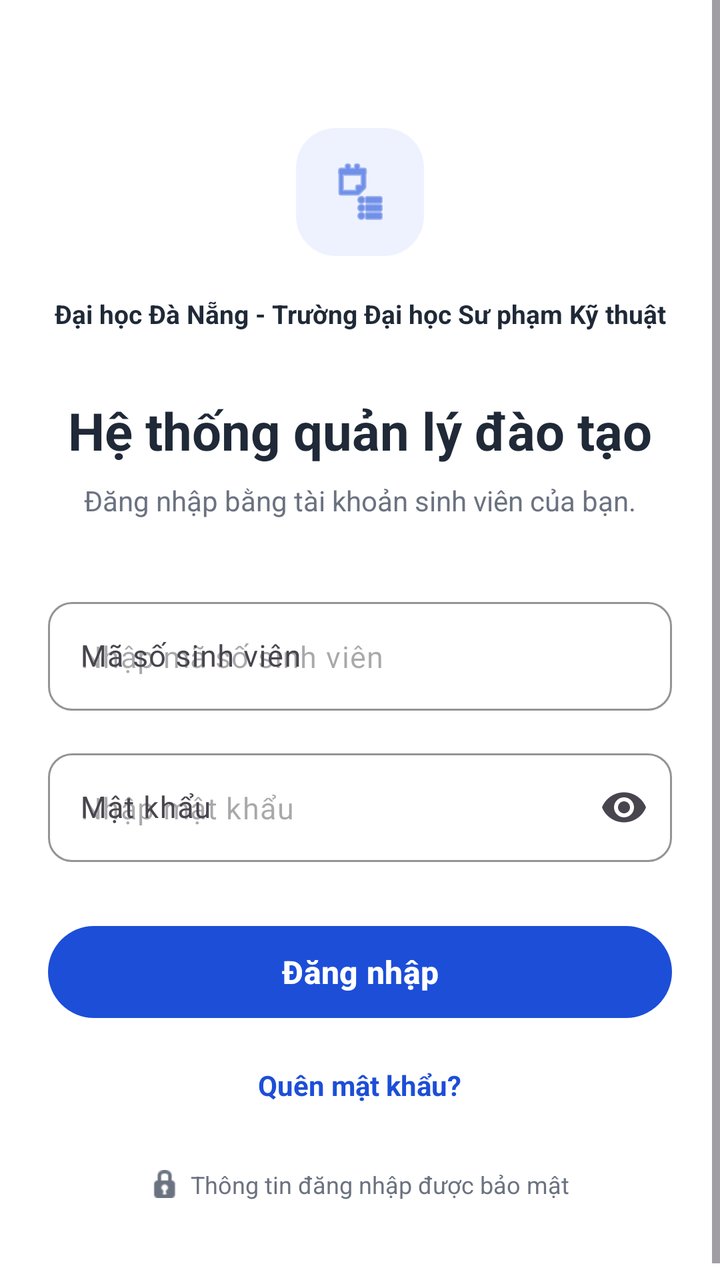
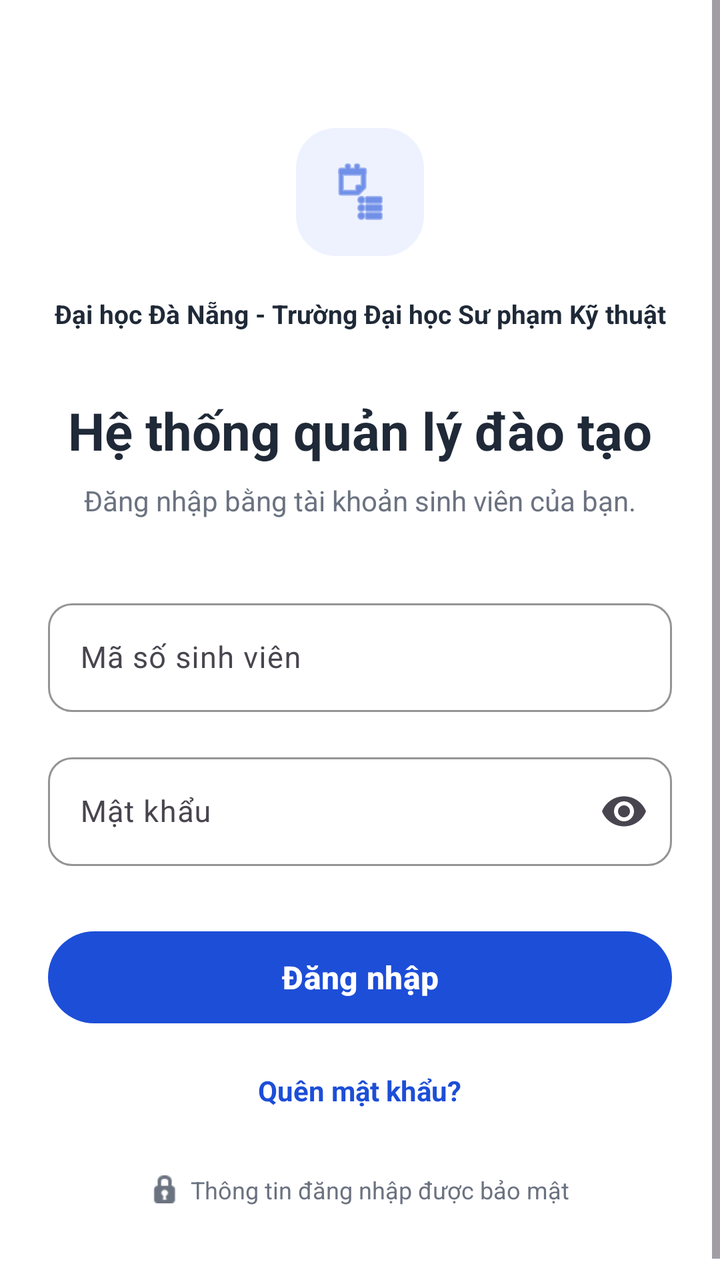

Compare the two renders of this Android layout. The source of the first and the diff that turns it into the second are given below.
<!-- AndroidManifest.xml: application theme Theme.XayDung -->
<!-- res/layout/activity_login.xml -->
<?xml version="1.0" encoding="utf-8"?>
<ScrollView xmlns:android="http://schemas.android.com/apk/res/android"
    xmlns:app="http://schemas.android.com/apk/res-auto"
    android:layout_width="match_parent"
    android:layout_height="match_parent"
    android:background="@color/white"
    android:fillViewport="true">

    <LinearLayout
        android:layout_width="match_parent"
        android:layout_height="wrap_content"
        android:orientation="vertical"
        android:paddingHorizontal="24dp"
        android:paddingVertical="32dp"
        android:gravity="center_horizontal">

        
        <FrameLayout
            android:layout_width="64dp"
            android:layout_height="64dp"
            android:layout_marginTop="32dp"
            android:background="@drawable/bg_logo_badge">

            <ImageView
                android:layout_width="32dp"
                android:layout_height="32dp"
                android:layout_gravity="center"
                android:src="@android:drawable/ic_menu_agenda"
                android:contentDescription="Logo"
                app:tint="@color/figma_blue" />
        </FrameLayout>

        
        <TextView
            android:layout_width="match_parent"
            android:layout_height="wrap_content"
            android:layout_marginTop="20dp"
            android:gravity="center"
            android:text="Đại học Đà Nẵng - Trường Đại học Sư phạm Kỹ thuật"
            android:textColor="@color/figma_text_primary"
            android:textSize="13sp"
            android:textStyle="bold" />

        
        <TextView
            android:layout_width="wrap_content"
            android:layout_height="wrap_content"
            android:layout_marginTop="32dp"
            android:text="Hệ thống quản lý đào tạo"
            android:textColor="@color/figma_text_primary"
            android:textSize="26sp"
            android:textStyle="bold" />

        
        <TextView
            android:layout_width="wrap_content"
            android:layout_height="wrap_content"
            android:layout_marginTop="8dp"
            android:text="Đăng nhập bằng tài khoản sinh viên của bạn."
            android:textColor="@color/figma_text_secondary"
            android:textSize="14sp" />

        
        <LinearLayout
            android:layout_width="match_parent"
            android:layout_height="wrap_content"
            android:orientation="vertical"
            android:layout_marginTop="36dp">

            
            <com.google.android.material.textfield.TextInputLayout
                android:layout_width="match_parent"
                android:layout_height="wrap_content"
                android:layout_marginBottom="16dp"
                style="@style/Widget.Material3.TextInputLayout.OutlinedBox"
                app:boxCornerRadiusTopStart="12dp"
                app:boxCornerRadiusTopEnd="12dp"
                app:boxCornerRadiusBottomStart="12dp"
                app:boxCornerRadiusBottomEnd="12dp"
                app:boxStrokeColor="@color/figma_blue"
                app:hintTextColor="@color/figma_blue"
                android:hint="Mã số sinh viên">

                <com.google.android.material.textfield.TextInputEditText
                    android:id="@+id/etStudentId"
                    android:layout_width="match_parent"
                    android:layout_height="wrap_content"
                    android:inputType="text"
                    android:hint="Nhập mã số sinh viên"
                    android:textSize="15sp" />

            </com.google.android.material.textfield.TextInputLayout>

            
            <com.google.android.material.textfield.TextInputLayout
                android:layout_width="match_parent"
                android:layout_height="wrap_content"
                style="@style/Widget.Material3.TextInputLayout.OutlinedBox"
                app:boxCornerRadiusTopStart="12dp"
                app:boxCornerRadiusTopEnd="12dp"
                app:boxCornerRadiusBottomStart="12dp"
                app:boxCornerRadiusBottomEnd="12dp"
                app:boxStrokeColor="@color/figma_blue"
                app:hintTextColor="@color/figma_blue"
                app:endIconMode="password_toggle"
                android:hint="Mật khẩu">

                <com.google.android.material.textfield.TextInputEditText
                    android:id="@+id/etPassword"
                    android:layout_width="match_parent"
                    android:layout_height="wrap_content"
                    android:inputType="textPassword"
                    android:hint="Nhập mật khẩu"
                    android:textSize="15sp" />

            </com.google.android.material.textfield.TextInputLayout>

        </LinearLayout>

        
        <com.google.android.material.button.MaterialButton
            android:id="@+id/btnLogin"
            android:layout_width="match_parent"
            android:layout_height="54dp"
            android:layout_marginTop="28dp"
            android:text="Đăng nhập"
            android:textSize="16sp"
            android:textStyle="bold"
            app:cornerRadius="27dp"
            app:backgroundTint="@color/figma_blue" />

        
        <TextView
            android:id="@+id/tvForgotPassword"
            android:layout_width="wrap_content"
            android:layout_height="wrap_content"
            android:layout_marginTop="20dp"
            android:text="Quên mật khẩu?"
            android:textColor="@color/figma_blue"
            android:textSize="14sp"
            android:textStyle="bold"
            android:clickable="true"
            android:focusable="true" />

        <View
            android:layout_width="match_parent"
            android:layout_height="0dp"
            android:layout_weight="1" />

        
        <LinearLayout
            android:layout_width="wrap_content"
            android:layout_height="wrap_content"
            android:orientation="horizontal"
            android:gravity="center"
            android:layout_marginTop="32dp"
            android:layout_marginBottom="16dp">

            <ImageView
                android:layout_width="14dp"
                android:layout_height="14dp"
                android:src="@android:drawable/ic_secure"
                android:contentDescription="Lock"
                app:tint="@color/figma_text_secondary" />

            <TextView
                android:layout_width="wrap_content"
                android:layout_height="wrap_content"
                android:layout_marginStart="6dp"
                android:text="Thông tin đăng nhập được bảo mật"
                android:textColor="@color/figma_text_secondary"
                android:textSize="12sp" />
        </LinearLayout>

    </LinearLayout>
</ScrollView>
<!-- resources referenced by this layout -->
<resources>
  <color name="figma_blue">#1D4ED8</color>
  <color name="figma_text_primary">#1F2937</color>
  <color name="figma_text_secondary">#6B7280</color>
  <color name="white">#FFFFFFFF</color>
  <!-- drawable bg_logo_badge (drawable) -->
  <?xml version="1.0" encoding="utf-8"?>
  <shape xmlns:android="http://schemas.android.com/apk/res/android"
      android:shape="rectangle">
      <solid android:color="@color/figma_blue_light" />
      <corners android:radius="20dp" />
  </shape>
  <style name="Theme.XayDung" parent="Base.Theme.XayDung" />
  <color name="figma_blue_light">#EEF2FF</color>
  <style name="Base.Theme.XayDung" parent="Theme.Material3.DayNight.NoActionBar">
          <item name="colorPrimary">@color/figma_blue</item>
          <item name="colorPrimaryDark">@color/figma_blue_dark</item>
          <item name="colorSecondary">@color/figma_blue</item>
          <item name="android:windowBackground">@color/figma_bg</item>
      </style>
  <color name="figma_blue_dark">#1E40AF</color>
  <color name="figma_bg">#F8FAFC</color>
</resources>

<!-- the commit's change to res/layout/activity_login.xml (unified diff, before → after) -->
@@ -79,6 +79,7 @@
                 app:boxCornerRadiusBottomEnd="12dp"
                 app:boxStrokeColor="@color/figma_blue"
                 app:hintTextColor="@color/figma_blue"
+                app:placeholderText="Nhập mã số sinh viên"
                 android:hint="Mã số sinh viên">
 
                 <com.google.android.material.textfield.TextInputEditText
@@ -86,7 +87,6 @@
                     android:layout_width="match_parent"
                     android:layout_height="wrap_content"
                     android:inputType="text"
-                    android:hint="Nhập mã số sinh viên"
                     android:textSize="15sp" />
 
             </com.google.android.material.textfield.TextInputLayout>
@@ -103,6 +103,7 @@
                 app:boxStrokeColor="@color/figma_blue"
                 app:hintTextColor="@color/figma_blue"
                 app:endIconMode="password_toggle"
+                app:placeholderText="Nhập mật khẩu"
                 android:hint="Mật khẩu">
 
                 <com.google.android.material.textfield.TextInputEditText
@@ -110,7 +111,6 @@
                     android:layout_width="match_parent"
                     android:layout_height="wrap_content"
                     android:inputType="textPassword"
-                    android:hint="Nhập mật khẩu"
                     android:textSize="15sp" />
 
             </com.google.android.material.textfield.TextInputLayout>
